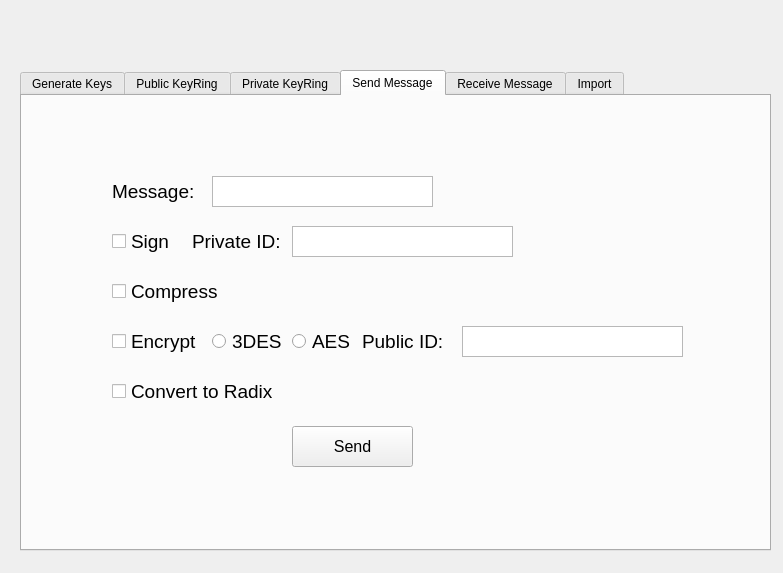
The window that src/gui/uiFiles/mainWindow.ui (MladenZurkic/ZP-PGP-2023) describes before a commit, drawn with Qt 5.
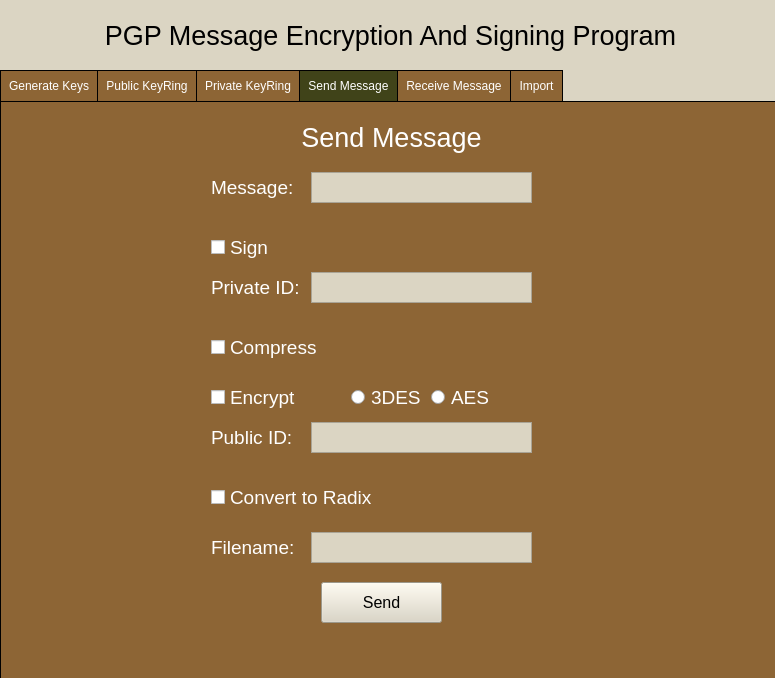
The same window after the commit. The open tabs and pages were chosen to show the change.

Commit message:
Major GUI changes - see notes
- Changed mainWindow look and feel :)
- Created implementation for Generate Keys, tested and it works
- Created implementation for Send Message, not tested and probly needs some minor fixes
- Created Browse functionality when opening and saving files
- Disable and enable some fields with selection of certain boxes and buttons

Patch:
```diff
--- a/src/gui/uiFiles/mainWindow.ui
+++ b/src/gui/uiFiles/mainWindow.ui
@@ -6,29 +6,98 @@
    <rect>
     <x>0</x>
     <y>0</y>
-    <width>783</width>
-    <height>573</height>
+    <width>775</width>
+    <height>678</height>
    </rect>
   </property>
   <property name="windowTitle">
    <string>MainWindow</string>
   </property>
+  <property name="styleSheet">
+   <string notr="true">QMainWindow {
+	background-color:#dbd5c3;
+}</string>
+  </property>
   <widget class="QWidget" name="centralwidget">
    <widget class="QTabWidget" name="tabWidget">
     <property name="geometry">
      <rect>
-      <x>20</x>
+      <x>0</x>
       <y>70</y>
-      <width>751</width>
-      <height>481</height>
+      <width>791</width>
+      <height>621</height>
      </rect>
     </property>
+    <property name="font">
+     <font>
+      <weight>50</weight>
+      <italic>false</italic>
+      <bold>false</bold>
+      <underline>false</underline>
+      <kerning>true</kerning>
+     </font>
+    </property>
+    <property name="autoFillBackground">
+     <bool>false</bool>
+    </property>
+    <property name="styleSheet">
+     <string notr="true">QTabBar::tab {
+  background: #8d6535;
+  color: white;
+  padding: 8px;
+  border-left: 1px solid black;
+  border-top: 1px solid black;
+ }
+
+QTabBar::tab:last {
+  border-right: 1px solid black;
+ }
+
+ QTabBar::tab:selected {
+  background: #404319;
+  color: white;
+ }
+
+QTabWidget::pane { 
+   border: 1px solid black;
+    background-color: #8d6535;
+}
+
+QLabel {
+	color: white;
+}
+
+QRadioButton {
+	color: white;
+}
+
+QCheckBox {
+	color: white;
+}
+
+QPushButton {
+	background-color: #dbd5c3;
+}
+
+QTextEdit {
+	background-color: #dbd5c3;
+}</string>
+    </property>
+    <property name="tabShape">
+     <enum>QTabWidget::Rounded</enum>
+    </property>
     <property name="currentIndex">
-     <number>3</number>
+     <number>0</number>
+    </property>
+    <property name="documentMode">
+     <bool>false</bool>
     </property>
     <property name="movable">
      <bool>true</bool>
     </property>
+    <property name="tabBarAutoHide">
+     <bool>false</bool>
+    </property>
     <widget class="QWidget" name="generateKeysTab">
      <attribute name="title">
       <string>Generate Keys</string>
@@ -395,8 +464,8 @@
      <widget class="QTextEdit" name="textEdit_7">
       <property name="geometry">
        <rect>
-        <x>190</x>
-        <y>80</y>
+        <x>310</x>
+        <y>70</y>
         <width>221</width>
         <height>31</height>
        </rect>
@@ -404,14 +473,19 @@
       <property name="font">
        <font>
         <pointsize>12</pointsize>
+        <weight>50</weight>
+        <italic>false</italic>
+        <bold>false</bold>
+        <underline>false</underline>
+        <kerning>true</kerning>
        </font>
       </property>
      </widget>
      <widget class="QLabel" name="label_12">
       <property name="geometry">
        <rect>
-        <x>90</x>
-        <y>80</y>
+        <x>210</x>
+        <y>70</y>
         <width>91</width>
         <height>31</height>
        </rect>
@@ -420,6 +494,11 @@
        <font>
         <family>Arial</family>
         <pointsize>14</pointsize>
+        <weight>50</weight>
+        <italic>false</italic>
+        <bold>false</bold>
+        <underline>false</underline>
+        <kerning>true</kerning>
        </font>
       </property>
       <property name="text">
@@ -429,7 +508,7 @@
      <widget class="QCheckBox" name="checkBox">
       <property name="geometry">
        <rect>
-        <x>90</x>
+        <x>210</x>
         <y>130</y>
         <width>61</width>
         <height>31</height>
@@ -438,6 +517,11 @@
       <property name="font">
        <font>
         <pointsize>14</pointsize>
+        <weight>50</weight>
+        <italic>false</italic>
+        <bold>false</bold>
+        <underline>false</underline>
+        <kerning>true</kerning>
        </font>
       </property>
       <property name="text">
@@ -447,8 +531,8 @@
      <widget class="QLabel" name="label_13">
       <property name="geometry">
        <rect>
-        <x>170</x>
-        <y>130</y>
+        <x>210</x>
+        <y>170</y>
         <width>91</width>
         <height>31</height>
        </rect>
@@ -457,6 +541,11 @@
        <font>
         <family>Arial</family>
         <pointsize>14</pointsize>
+        <weight>50</weight>
+        <italic>false</italic>
+        <bold>false</bold>
+        <underline>false</underline>
+        <kerning>true</kerning>
        </font>
       </property>
       <property name="text">
@@ -466,8 +555,8 @@
      <widget class="QTextEdit" name="textEdit_8">
       <property name="geometry">
        <rect>
-        <x>270</x>
-        <y>130</y>
+        <x>310</x>
+        <y>170</y>
         <width>221</width>
         <height>31</height>
        </rect>
@@ -475,14 +564,22 @@
       <property name="font">
        <font>
         <pointsize>12</pointsize>
+        <weight>50</weight>
+        <italic>false</italic>
+        <bold>false</bold>
+        <underline>false</underline>
+        <kerning>true</kerning>
        </font>
       </property>
+      <property name="styleSheet">
+       <string notr="true"/>
+      </property>
      </widget>
      <widget class="QCheckBox" name="checkBox_2">
       <property name="geometry">
        <rect>
-        <x>90</x>
-        <y>180</y>
+        <x>210</x>
+        <y>230</y>
         <width>111</width>
         <height>31</height>
        </rect>
@@ -490,6 +587,11 @@
       <property name="font">
        <font>
         <pointsize>14</pointsize>
+        <weight>50</weight>
+        <italic>false</italic>
+        <bold>false</bold>
+        <underline>false</underline>
+        <kerning>true</kerning>
        </font>
       </property>
       <property name="text">
@@ -499,8 +601,8 @@
      <widget class="QCheckBox" name="checkBox_3">
       <property name="geometry">
        <rect>
-        <x>90</x>
-        <y>230</y>
+        <x>210</x>
+        <y>280</y>
         <width>91</width>
         <height>31</height>
        </rect>
@@ -508,6 +610,11 @@
       <property name="font">
        <font>
         <pointsize>14</pointsize>
+        <weight>50</weight>
+        <italic>false</italic>
+        <bold>false</bold>
+        <underline>false</underline>
+        <kerning>true</kerning>
        </font>
       </property>
       <property name="text">
@@ -517,8 +624,8 @@
      <widget class="QTextEdit" name="textEdit_9">
       <property name="geometry">
        <rect>
-        <x>440</x>
-        <y>230</y>
+        <x>310</x>
+        <y>320</y>
         <width>221</width>
         <height>31</height>
        </rect>
@@ -526,14 +633,19 @@
       <property name="font">
        <font>
         <pointsize>12</pointsize>
+        <weight>50</weight>
+        <italic>false</italic>
+        <bold>false</bold>
+        <underline>false</underline>
+        <kerning>true</kerning>
        </font>
       </property>
      </widget>
      <widget class="QLabel" name="label_14">
       <property name="geometry">
        <rect>
-        <x>340</x>
-        <y>230</y>
+        <x>210</x>
+        <y>320</y>
         <width>91</width>
         <height>31</height>
        </rect>
@@ -542,6 +654,11 @@
        <font>
         <family>Arial</family>
         <pointsize>14</pointsize>
+        <weight>50</weight>
+        <italic>false</italic>
+        <bold>false</bold>
+        <underline>false</underline>
+        <kerning>true</kerning>
        </font>
       </property>
       <property name="text">
@@ -551,8 +668,8 @@
      <widget class="QRadioButton" name="radioButton_9">
       <property name="geometry">
        <rect>
-        <x>190</x>
-        <y>230</y>
+        <x>350</x>
+        <y>280</y>
         <width>71</width>
         <height>31</height>
        </rect>
@@ -560,6 +677,11 @@
       <property name="font">
        <font>
         <pointsize>14</pointsize>
+        <weight>50</weight>
+        <italic>false</italic>
+        <bold>false</bold>
+        <underline>false</underline>
+        <kerning>true</kerning>
        </font>
       </property>
       <property name="text">
@@ -569,8 +691,8 @@
      <widget class="QRadioButton" name="radioButton_10">
       <property name="geometry">
        <rect>
-        <x>270</x>
-        <y>230</y>
+        <x>430</x>
+        <y>280</y>
         <width>61</width>
         <height>31</height>
        </rect>
@@ -578,6 +700,11 @@
       <property name="font">
        <font>
         <pointsize>14</pointsize>
+        <weight>50</weight>
+        <italic>false</italic>
+        <bold>false</bold>
+        <underline>false</underline>
+        <kerning>true</kerning>
        </font>
       </property>
       <property name="text">
@@ -587,8 +714,8 @@
      <widget class="QCheckBox" name="checkBox_4">
       <property name="geometry">
        <rect>
-        <x>90</x>
-        <y>280</y>
+        <x>210</x>
+        <y>380</y>
         <width>171</width>
         <height>31</height>
        </rect>
@@ -596,6 +723,11 @@
       <property name="font">
        <font>
         <pointsize>14</pointsize>
+        <weight>50</weight>
+        <italic>false</italic>
+        <bold>false</bold>
+        <underline>false</underline>
+        <kerning>true</kerning>
        </font>
       </property>
       <property name="text">
@@ -605,8 +737,8 @@
      <widget class="QPushButton" name="pushButton_7">
       <property name="geometry">
        <rect>
-        <x>270</x>
-        <y>330</y>
+        <x>320</x>
+        <y>480</y>
         <width>121</width>
         <height>41</height>
        </rect>
@@ -614,12 +746,107 @@
       <property name="font">
        <font>
         <pointsize>12</pointsize>
+        <weight>50</weight>
+        <italic>false</italic>
+        <bold>false</bold>
+        <underline>false</underline>
+        <kerning>true</kerning>
        </font>
       </property>
       <property name="text">
        <string>Send</string>
       </property>
      </widget>
+     <widget class="QLabel" name="sendMessageLabel">
+      <property name="geometry">
+       <rect>
+        <x>0</x>
+        <y>10</y>
+        <width>781</width>
+        <height>51</height>
+       </rect>
+      </property>
+      <property name="font">
+       <font>
+        <pointsize>20</pointsize>
+       </font>
+      </property>
+      <property name="styleSheet">
+       <string notr="true"/>
+      </property>
+      <property name="text">
+       <string>Send Message</string>
+      </property>
+      <property name="alignment">
+       <set>Qt::AlignCenter</set>
+      </property>
+     </widget>
+     <widget class="QLabel" name="sendErrorLabel">
+      <property name="geometry">
+       <rect>
+        <x>0</x>
+        <y>540</y>
+        <width>781</width>
+        <height>41</height>
+       </rect>
+      </property>
+      <property name="font">
+       <font>
+        <family>Arial</family>
+        <pointsize>14</pointsize>
+       </font>
+      </property>
+      <property name="text">
+       <string/>
+      </property>
+      <property name="alignment">
+       <set>Qt::AlignCenter</set>
+      </property>
+     </widget>
+     <widget class="QLabel" name="sendFilenameLabel">
+      <property name="geometry">
+       <rect>
+        <x>210</x>
+        <y>430</y>
+        <width>91</width>
+        <height>31</height>
+       </rect>
+      </property>
+      <property name="font">
+       <font>
+        <family>Arial</family>
+        <pointsize>14</pointsize>
+        <weight>50</weight>
+        <italic>false</italic>
+        <bold>false</bold>
+        <underline>false</underline>
+        <kerning>true</kerning>
+       </font>
+      </property>
+      <property name="text">
+       <string>Filename:</string>
+      </property>
+     </widget>
+     <widget class="QTextEdit" name="sendFilenameInputText">
+      <property name="geometry">
+       <rect>
+        <x>310</x>
+        <y>430</y>
+        <width>221</width>
+        <height>31</height>
+       </rect>
+      </property>
+      <property name="font">
+       <font>
+        <pointsize>12</pointsize>
+        <weight>50</weight>
+        <italic>false</italic>
+        <bold>false</bold>
+        <underline>false</underline>
+        <kerning>true</kerning>
+       </font>
+      </property>
+     </widget>
     </widget>
     <widget class="QWidget" name="receiveMessageTab">
      <attribute name="title">
@@ -972,6 +1199,33 @@
      </widget>
     </widget>
    </widget>
+   <widget class="QLabel" name="mainPGPLabel">
+    <property name="geometry">
+     <rect>
+      <x>0</x>
+      <y>10</y>
+      <width>781</width>
+      <height>51</height>
+     </rect>
+    </property>
+    <property name="font">
+     <font>
+      <pointsize>20</pointsize>
+     </font>
+    </property>
+    <property name="styleSheet">
+     <string notr="true">QLabel {
+	color: black;
+}
+</string>
+    </property>
+    <property name="text">
+     <string>PGP Message Encryption And Signing Program</string>
+    </property>
+    <property name="alignment">
+     <set>Qt::AlignCenter</set>
+    </property>
+   </widget>
   </widget>
   <widget class="QMenuBar" name="menubar">
    <property name="geometry">
```
Left out of the diff: 567 changed lines with no effect on the pictures. The commit also changes 6 other files.
